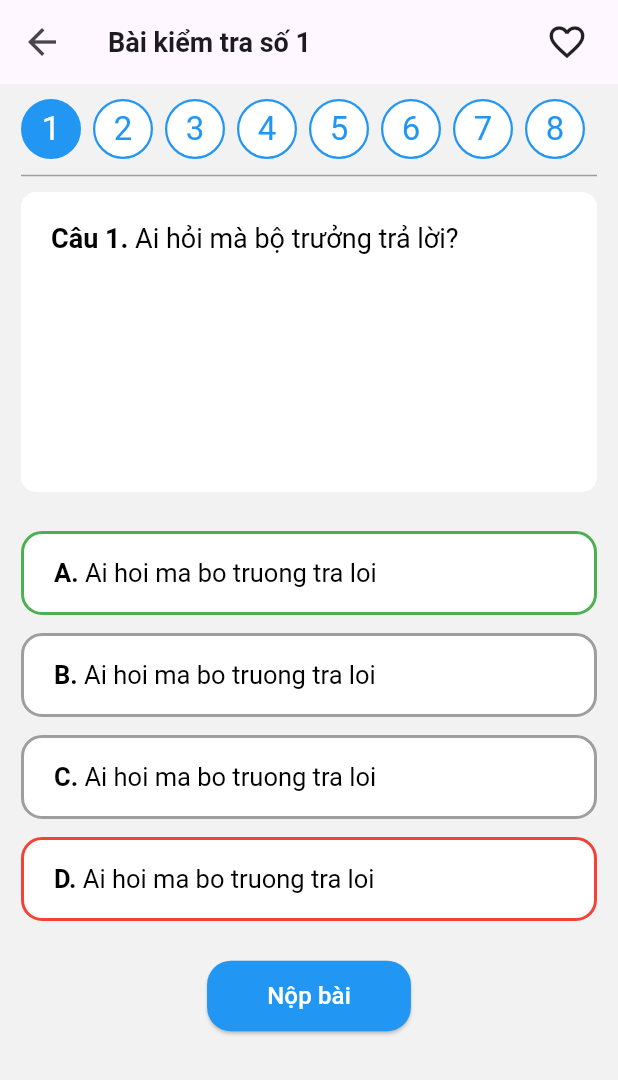
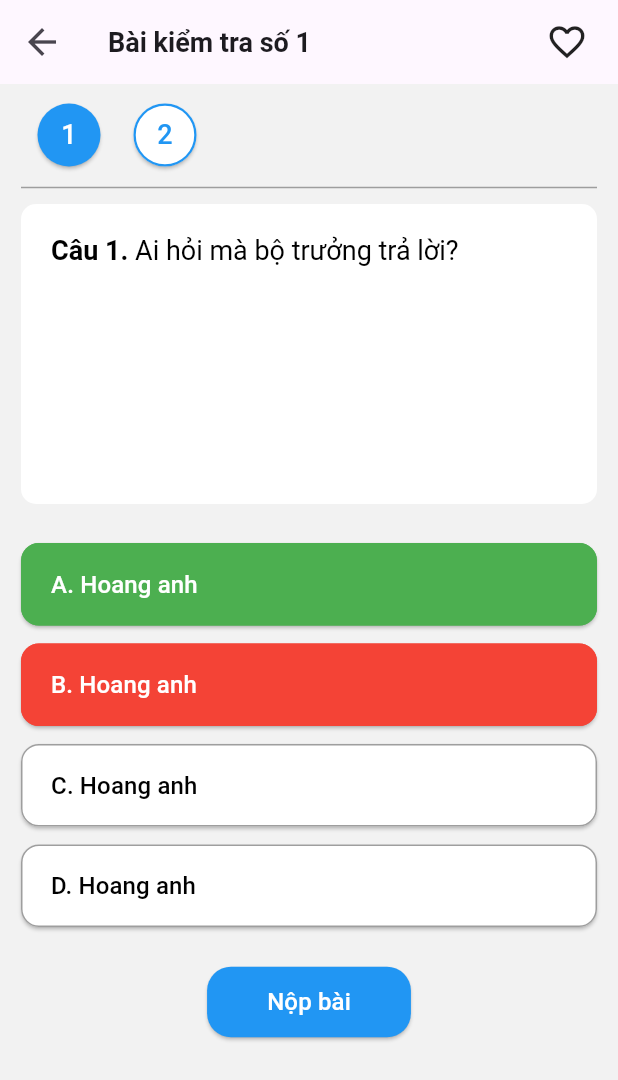
Before and after one commit to lucifer2k3/flutter_firebase, a Flutter app: the ExercisesQuestion screen opened directly, on a phone screen of 412 x 824 dp. Shown: the top 1080 px of the screen. Run offline on Flutter 3.47's test engine with Material 3 defaults, Android fonts, the phone set to English and light mode, and no system bars; our stand-ins replace cloud_firestore, dotted_line, firebase_auth, firebase_core, google_sign_in, native_device_orientation; missing offline and left inert: dropdown_model_list, flutter_facebook_auth; accounts and stored records are empty.

Commit message:
sua button

```diff
--- a/lib/main.dart
+++ b/lib/main.dart
@@ -77,7 +77,7 @@ class MyApp extends StatelessWidget {
   Widget build(BuildContext context) {
     return MaterialApp(
       debugShowCheckedModeBanner: false,
-      home: HomePage(),
+      home: ExercisesQuestion(),
     );
   }
 }
--- a/lib/pages/exercises_question.dart
+++ b/lib/pages/exercises_question.dart
@@ -1,10 +1,16 @@
 // ignore_for_file: prefer_const_constructors, prefer_const_literals_to_create_immutables
 
 import 'package:flutter/material.dart';
+import 'package:flutter/widgets.dart';
 
-class ExercisesQuestion extends StatelessWidget {
+class ExercisesQuestion extends StatefulWidget {
   const ExercisesQuestion({super.key});
 
+  @override
+  State<ExercisesQuestion> createState() => _ExercisesQuestionState();
+}
+
+class _ExercisesQuestionState extends State<ExercisesQuestion> {
   @override
   Widget build(BuildContext context) {
     double sizeWidth = MediaQuery.of(context).size.width;
@@ -54,46 +60,40 @@ class ExercisesQuestion extends StatelessWidget {
                 scrollDirection: Axis.horizontal,
                 child: Row(
                   children: [
-                    GestureDetector(
-                      onTap: () {},
-                      child: questionNumberMethod(Colors.blue, 1, Colors.white),
+                    ElevatedButton(
+                      onPressed: () {},
+                      style: ElevatedButton.styleFrom(
+                        backgroundColor: Colors.blue,
+                        shape: CircleBorder(),
+                        padding: EdgeInsets.all(8),
                       ),
-                    GestureDetector(
-                      onTap: () {},
-                      child: questionNumberMethod(Colors.white, 2, Colors.blue),
+                      child: Text(
+                        '1',
+                        style: TextStyle(
+                          fontSize: 18,
+                          color: Colors.white,
                         ),
-                    GestureDetector(
-                      onTap: () {},
-                      child: questionNumberMethod(Colors.white, 3, Colors.blue),
                       ),
-                    GestureDetector(
-                      onTap: () {},
-                      child: questionNumberMethod(Colors.white, 4, Colors.blue),
                     ),
-                    GestureDetector(
-                      onTap: () {},
-                      child: questionNumberMethod(Colors.white, 5, Colors.blue),
+                    ElevatedButton(
+                      onPressed: () {},
+                      style: ElevatedButton.styleFrom(
+                        backgroundColor: Colors.white,
+                        shape: CircleBorder(
+                          side: BorderSide(
+                            color: Colors.blue,
+                            width: 1.5,
                           ),
-                    GestureDetector(
-                      onTap: () {},
-                      child: questionNumberMethod(Colors.white, 6, Colors.blue),
                         ),
-                    GestureDetector(
-                      onTap: () {},
-                      child: questionNumberMethod(Colors.white, 7, Colors.blue),
+                        padding: EdgeInsets.all(8),
                       ),
-                    GestureDetector(
-                      onTap: () {},
-                      child: questionNumberMethod(Colors.white, 8, Colors.blue),
+                      child: Text(
+                        '2',
+                        style: TextStyle(
+                          fontSize: 18,
+                          color: Colors.blue,
                         ),
-                    GestureDetector(
-                      onTap: () {},
-                      child: questionNumberMethod(Colors.white, 9, Colors.blue),
                       ),
-                    GestureDetector(
-                      onTap: () {},
-                      child:
-                          questionNumberMethod(Colors.white, 10, Colors.blue),
                     ),
                   ],
                 ),
@@ -140,40 +140,129 @@ class ExercisesQuestion extends StatelessWidget {
               SizedBox(height: 20),
               Column(
                 children: [
-                  GestureDetector(
-                    onTap: () {},
-                    child: answerMethod(
-                      sizeWidth,
-                      'A. ',
-                      'Ai hoi ma bo truong tra loi',
-                      Colors.green,
+                  Container(
+                    margin: EdgeInsets.symmetric(vertical: 6),
+                    width: sizeWidth,
+                    child: ElevatedButton(
+                      onPressed: () {},
+                      style: ButtonStyle(
+                        alignment: Alignment.centerLeft,
+                        padding: MaterialStateProperty.all<EdgeInsets>(
+                          const EdgeInsets.fromLTRB(20, 16, 20, 16),
+                        ),
+                        foregroundColor: MaterialStateProperty.all(
+                          Colors.white,
+                        ),
+                        backgroundColor:
+                            MaterialStateProperty.all(Colors.green),
+                        shape:
+                            MaterialStateProperty.all<RoundedRectangleBorder>(
+                          RoundedRectangleBorder(
+                            borderRadius: BorderRadius.circular(12),
+                            side: BorderSide(color: Colors.green),
                           ),
                         ),
-                  GestureDetector(
-                    onTap: () {},
-                    child: answerMethod(
-                      sizeWidth,
-                      'B. ',
-                      'Ai hoi ma bo truong tra loi',
-                      Colors.grey,
+                      ),
+                      child: Text(
+                        'A. Hoang anh',
+                        style: const TextStyle(
+                          fontSize: 16,
                         ),
                       ),
-                  GestureDetector(
-                    onTap: () {},
-                    child: answerMethod(
-                      sizeWidth,
-                      'C. ',
-                      'Ai hoi ma bo truong tra loi',
-                      Colors.grey,
                     ),
                   ),
-                  GestureDetector(
-                    onTap: () {},
-                    child: answerMethod(
-                      sizeWidth,
-                      'D. ',
-                      'Ai hoi ma bo truong tra loi',
-                      Colors.red,
+                  Container(
+                    margin: EdgeInsets.symmetric(vertical: 6),
+                    width: sizeWidth,
+                    child: ElevatedButton(
+                      onPressed: () {},
+                      style: ButtonStyle(
+                        alignment: Alignment.centerLeft,
+                        padding: MaterialStateProperty.all<EdgeInsets>(
+                          const EdgeInsets.fromLTRB(20, 16, 20, 16),
+                        ),
+                        foregroundColor: MaterialStateProperty.all(
+                          Colors.white,
+                        ),
+                        backgroundColor: MaterialStateProperty.all(Colors.red),
+                        shape:
+                            MaterialStateProperty.all<RoundedRectangleBorder>(
+                          RoundedRectangleBorder(
+                            borderRadius: BorderRadius.circular(12),
+                            side: BorderSide(color: Colors.red),
+                          ),
+                        ),
+                      ),
+                      child: Text(
+                        'B. Hoang anh',
+                        style: const TextStyle(
+                          fontSize: 16,
+                        ),
+                      ),
+                    ),
+                  ),
+                  Container(
+                    margin: EdgeInsets.symmetric(vertical: 6),
+                    width: sizeWidth,
+                    child: ElevatedButton(
+                      onPressed: () {},
+                      style: ButtonStyle(
+                        alignment: Alignment.centerLeft,
+                        padding: MaterialStateProperty.all<EdgeInsets>(
+                          const EdgeInsets.fromLTRB(20, 16, 20, 16),
+                        ),
+                        foregroundColor: MaterialStateProperty.all(
+                          Colors.white,
+                        ),
+                        backgroundColor:
+                            MaterialStateProperty.all(Colors.white),
+                        shape:
+                            MaterialStateProperty.all<RoundedRectangleBorder>(
+                          RoundedRectangleBorder(
+                            borderRadius: BorderRadius.circular(12),
+                            side: BorderSide(color: Colors.grey),
+                          ),
+                        ),
+                      ),
+                      child: Text(
+                        'C. Hoang anh',
+                        style: const TextStyle(
+                          fontSize: 16,
+                          color: Colors.black,
+                        ),
+                      ),
+                    ),
+                  ),
+                  Container(
+                    margin: EdgeInsets.symmetric(vertical: 6),
+                    width: sizeWidth,
+                    child: ElevatedButton(
+                      onPressed: () {},
+                      style: ButtonStyle(
+                        alignment: Alignment.centerLeft,
+                        padding: MaterialStateProperty.all<EdgeInsets>(
+                          const EdgeInsets.fromLTRB(20, 16, 20, 16),
+                        ),
+                        foregroundColor: MaterialStateProperty.all(
+                          Colors.white,
+                        ),
+                        backgroundColor:
+                            MaterialStateProperty.all(Colors.white),
+                        shape:
+                            MaterialStateProperty.all<RoundedRectangleBorder>(
+                          RoundedRectangleBorder(
+                            borderRadius: BorderRadius.circular(12),
+                            side: BorderSide(color: Colors.grey),
+                          ),
+                        ),
+                      ),
+                      child: Text(
+                        'D. Hoang anh',
+                        style: const TextStyle(
+                          fontSize: 16,
+                          color: Colors.black,
+                        ),
+                      ),
                     ),
                   ),
                 ],
```
Lines whose indentation alone changed are shown as unchanged.
